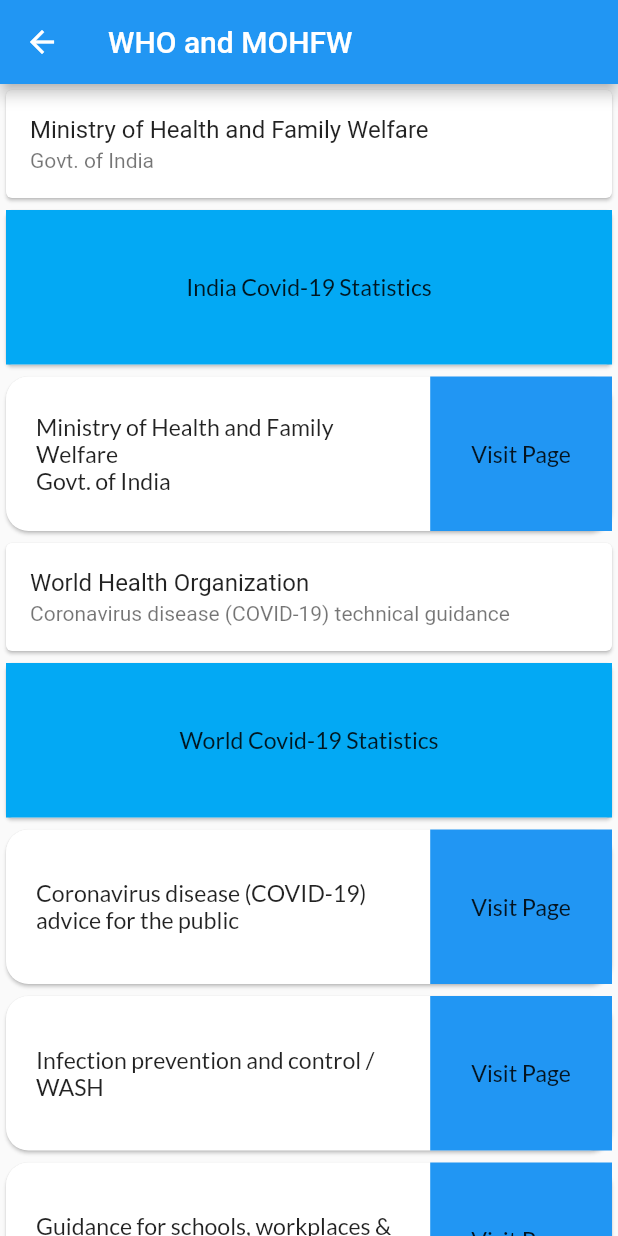
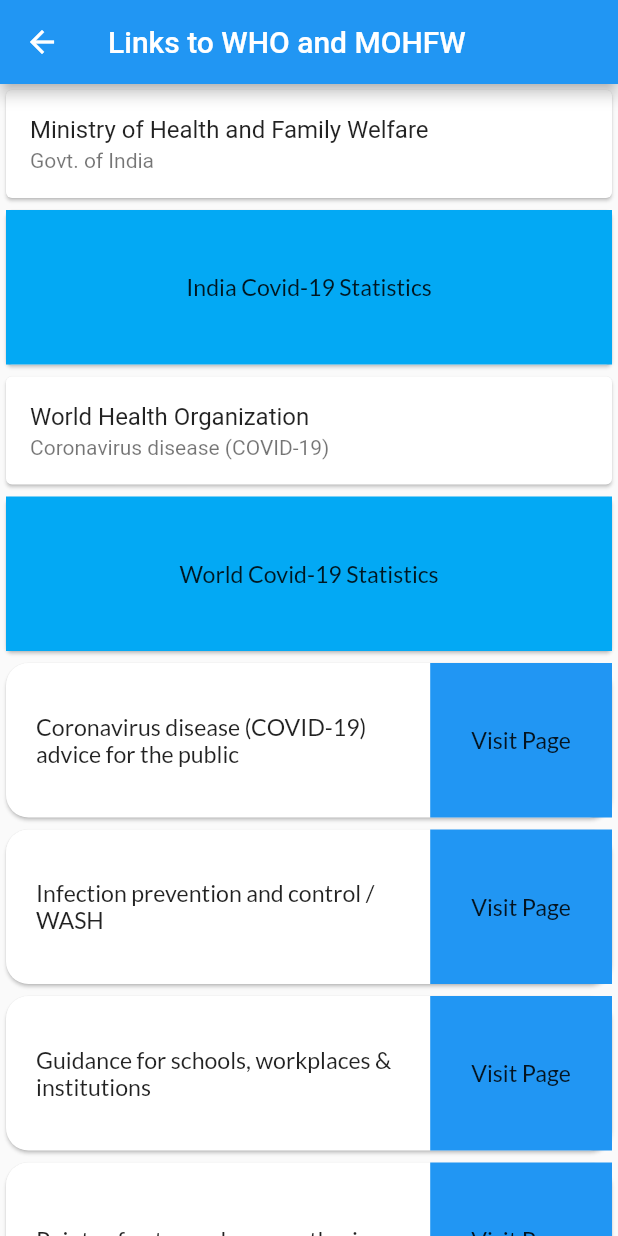
Before and after one commit to rajashah33/corona_app, a Flutter app: the RedirectPage screen opened directly, on a phone screen of 412 x 824 dp. Run offline on Flutter 3.47's test engine with Material 2 defaults, Android fonts, the phone set to English and light mode, and no system bars; our stand-ins replace bottom_navy_bar, carousel_slider, cloud_firestore, flutter_local_notifications, get_it, google_fonts and 3 more; accounts and stored records are empty; network calls fail.

Commit message:
rediect page re-edited

```diff
--- a/corona_app/lib/config/RedirectURL.dart
+++ b/corona_app/lib/config/RedirectURL.dart
@@ -7,6 +7,7 @@ final String gather = "https://www.who.int/emergencies/diseases/novel-coronaviru
 final String animals = "https://www.who.int/health-topics/coronavirus/who-recommendations-to-reduce-risk-of-transmission-of-emerging-pathogens-from-animals-to-humans-in-live-animal-markets";
 final String guides = "https://blog.trello.com/work-from-home-guides";
 final String mohfw = "https://www.mohfw.gov.in/";
+final String who = "https://www.who.int/emergencies/diseases/novel-coronavirus-2019/global-research-on-novel-coronavirus-2019-ncov";
 
 final String worldStats = 'https://www.worldometers.info/coronavirus/';
 final String indiaStats = 'https://www.covid19india.org/';
--- a/corona_app/lib/views/redirect_page.dart
+++ b/corona_app/lib/views/redirect_page.dart
@@ -28,23 +28,33 @@ class _RedirectPageState extends State<RedirectPage> {
     return BaseView<RedirectScopedModel>(
       builder: (context, child, model) => Scaffold(
         appBar: AppBar(
-          title: Text('WHO and MOHFW'),
+          title: Text('Links to WHO and MOHFW'),
         ),
         body: SafeArea(
           child: SingleChildScrollView(
             child: Column(
                 crossAxisAlignment: CrossAxisAlignment.stretch,
                 children: <Widget>[
-                  Card(
+                  GestureDetector(
+                    child: Card(
                       child: Column(
                         mainAxisSize: MainAxisSize.min,
                         children: <Widget>[
                           const ListTile(
-                          title: Text('Ministry of Health and Family Welfare'),
+                            title:
+                                Text('Ministry of Health and Family Welfare'),
                             subtitle: Text('Govt. of India'),
                           ),
                         ],
                       ),
+                    ),
+                    onTap: () {
+                      Navigator.push(
+                          context,
+                          MaterialPageRoute(
+                              builder: (context) =>
+                                  TrackerPage(url: redirectURL.mohfw)));
+                    },
                   ),
                   Card(
                     child: Row(
@@ -70,8 +80,7 @@ class _RedirectPageState extends State<RedirectPage> {
                                         context,
                                         MaterialPageRoute(
                                             builder: (context) => TrackerPage(
-                                                url:
-                                                    redirectURL.indiaStats)));
+                                                url: redirectURL.indiaStats)));
                                   },
                                 )
                               ],
@@ -84,21 +93,25 @@ class _RedirectPageState extends State<RedirectPage> {
                   SizedBox(
                     width: 10.0,
                   ),
-                  InfoCard(redirectText.mohfw, redirectURL.mohfw),
-                  SizedBox(
-                    width: 10.0,
-                  ),
-                  Card(
+                  GestureDetector(
+                    child: Card(
                       child: Column(
                         mainAxisSize: MainAxisSize.min,
                         children: <Widget>[
                           const ListTile(
                             title: Text('World Health Organization'),
-                          subtitle: Text(
-                              'Coronavirus disease (COVID-19) technical guidance'),
+                            subtitle: Text('Coronavirus disease (COVID-19)'),
                           ),
                         ],
                       ),
+                    ),
+                    onTap: () {
+                      Navigator.push(
+                          context,
+                          MaterialPageRoute(
+                              builder: (context) =>
+                                  TrackerPage(url: redirectURL.who)));
+                    },
                   ),
                   Card(
                     child: Row(
@@ -124,8 +137,7 @@ class _RedirectPageState extends State<RedirectPage> {
                                         context,
                                         MaterialPageRoute(
                                             builder: (context) => TrackerPage(
-                                                url:
-                                                    redirectURL.worldStats)));
+                                                url: redirectURL.worldStats)));
                                   },
                                 )
                               ],
```
Lines whose indentation alone changed are shown as unchanged.
